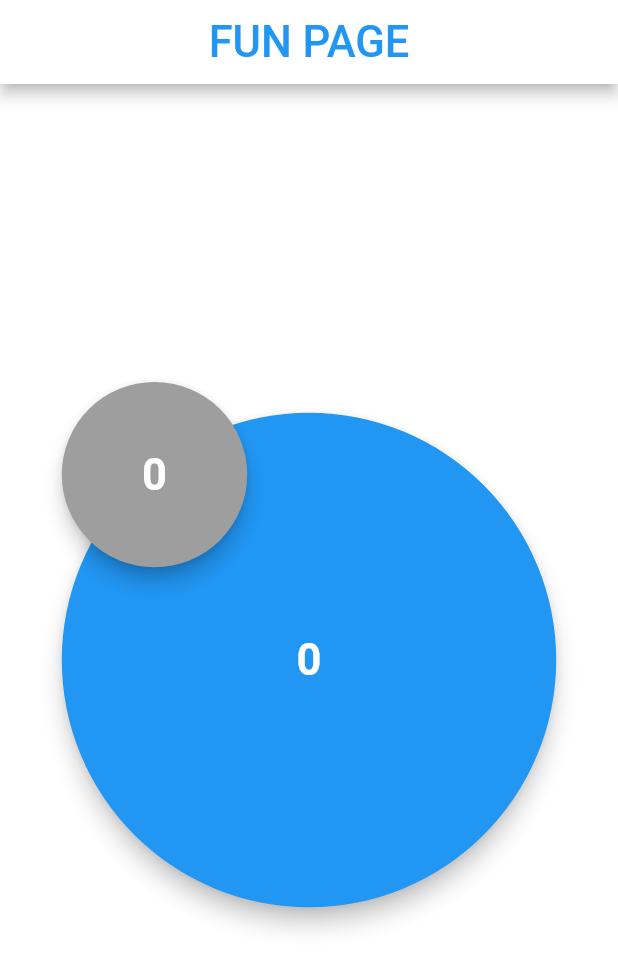
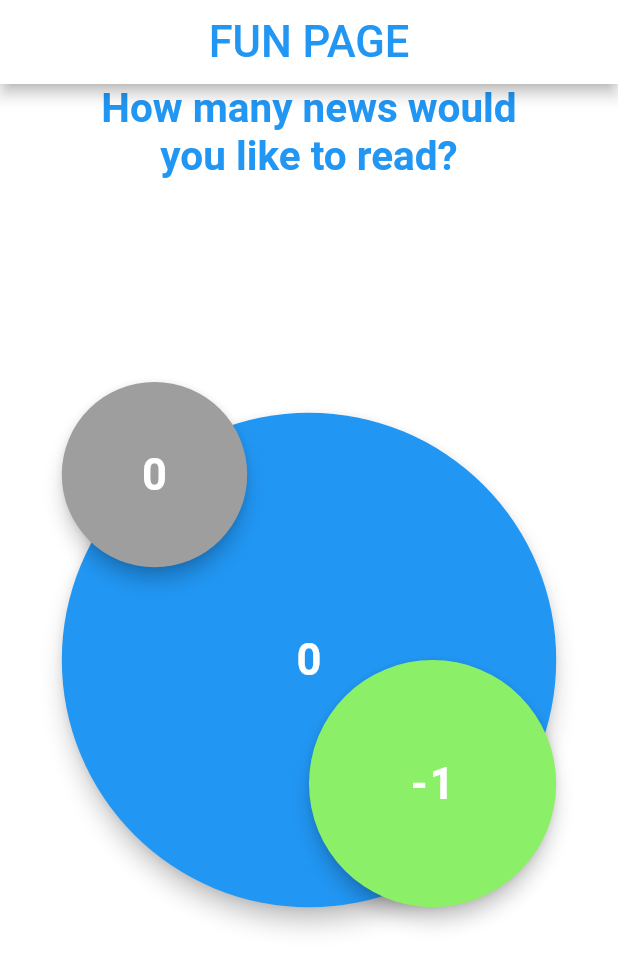
Before and after one commit to Lovric348/BLoC_learning, a Flutter app: the screen it shows after launch, on a phone screen of 412 x 824 dp. Shown: the top 970 px of the screen. Run offline on Flutter 3.47's test engine with Material 2 defaults, Android fonts, the phone set to English and light mode, and no system bars; our stand-ins replace bloc, equatable, flutter_bloc.

Commit message:
Sixth commit

```diff
--- a/lib/presentation/screens/fun_page.dart
+++ b/lib/presentation/screens/fun_page.dart
@@ -30,11 +30,22 @@ class FunPage extends StatelessWidget {
                 ),),
             ),
             body: Container(
+
               height: screenHeight*1,
               width: screenWidth*1,
               child: Stack(
                 children: [
 
+                  Align(
+                    alignment: Alignment.topCenter,
+                    child: Text(
+                      'How many news would \nyou like to read?',
+                      textAlign: TextAlign.center,
+                      style: TextStyle(
+                        fontSize: 27,
+                        fontWeight: FontWeight.bold,
+                        color: state.colorTitle,
+                      ),)),
                   Align(
                     alignment: Alignment.center,
                     child: Container(
@@ -72,8 +83,32 @@ class FunPage extends StatelessWidget {
                             splashColor: Colors.black87,
                             elevation: 5,
                             backgroundColor: Colors.grey,
-                            onPressed: (){}
+                            onPressed: (){
+                              context.read<ColorsBloc>().add(ResetEvent());
+                              }
                             ),
+                        ),
+                        Align(
+                          alignment: Alignment.bottomRight,
+                          child: SizedBox(
+
+                            width: screenWidth*0.4,
+                            height: screenHeight*0.4,
+                            child: FloatingActionButton(
+                              child: Text(
+                                '-1',
+                                style: TextStyle(
+                                  fontSize: 29,
+                                  fontWeight: FontWeight.bold,
+                                ),),
+                              splashColor: Color.fromARGB(221, 9, 101, 29),
+                              elevation: 5,
+                              backgroundColor: Color.fromARGB(255, 140, 239, 104),
+                              onPressed: (){
+                                context.read<ColorsBloc>().add(DecreaseEvent());
+                                }
+                              ),
+                          ),
                         ),
                           ],
                       ),
```
Also changed, not shown: lib/presentation/screens/serious_page.dart (added).
